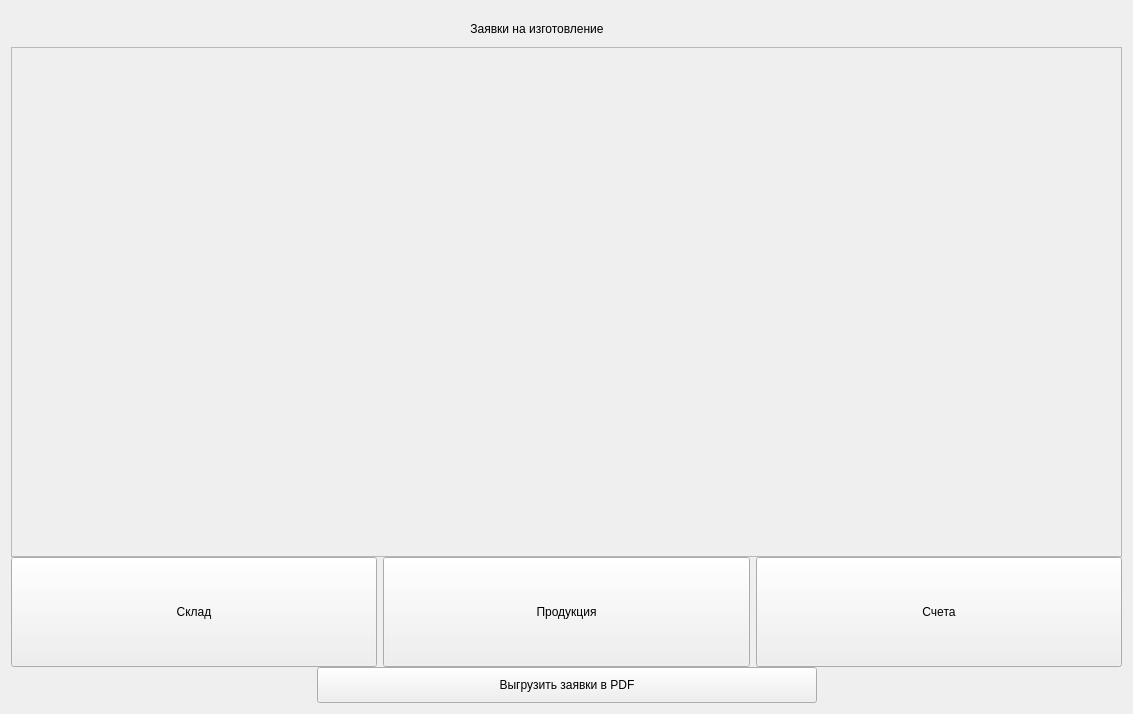
This is ui_sources/leads_frame.ui in Churkabesina/Kazan_zavod_app as Qt 5 draws it before an edit. The edited form follows.
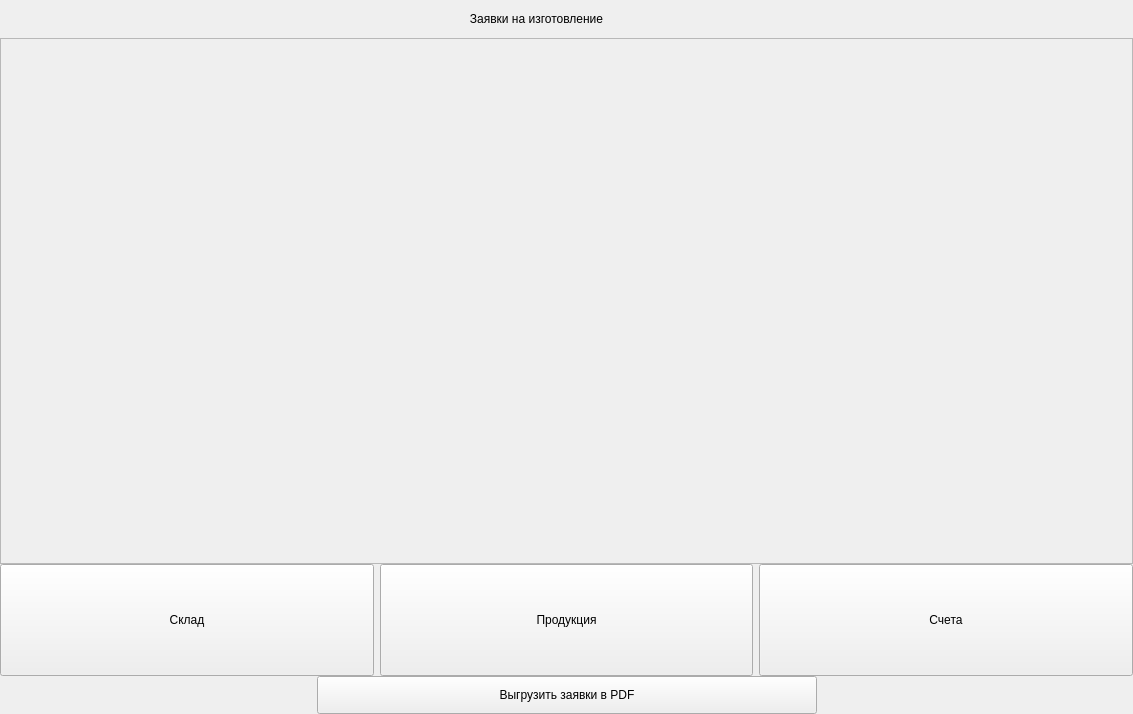
This is the edited form.

The edit to the form file:
```diff
--- a/ui_sources/leads_frame.ui
+++ b/ui_sources/leads_frame.ui
@@ -14,6 +14,21 @@
    <string>Frame</string>
   </property>
   <layout class="QVBoxLayout" name="verticalLayout_2">
+   <property name="spacing">
+    <number>0</number>
+   </property>
+   <property name="leftMargin">
+    <number>0</number>
+   </property>
+   <property name="topMargin">
+    <number>0</number>
+   </property>
+   <property name="rightMargin">
+    <number>0</number>
+   </property>
+   <property name="bottomMargin">
+    <number>0</number>
+   </property>
    <item>
     <layout class="QVBoxLayout" name="frame_layout" stretch="1,14,3,1">
      <property name="spacing">
@@ -78,8 +93,8 @@
          <rect>
           <x>0</x>
           <y>0</y>
-          <width>1111</width>
-          <height>509</height>
+          <width>1129</width>
+          <height>523</height>
          </rect>
         </property>
         <layout class="QVBoxLayout" name="verticalLayout_5">
```
